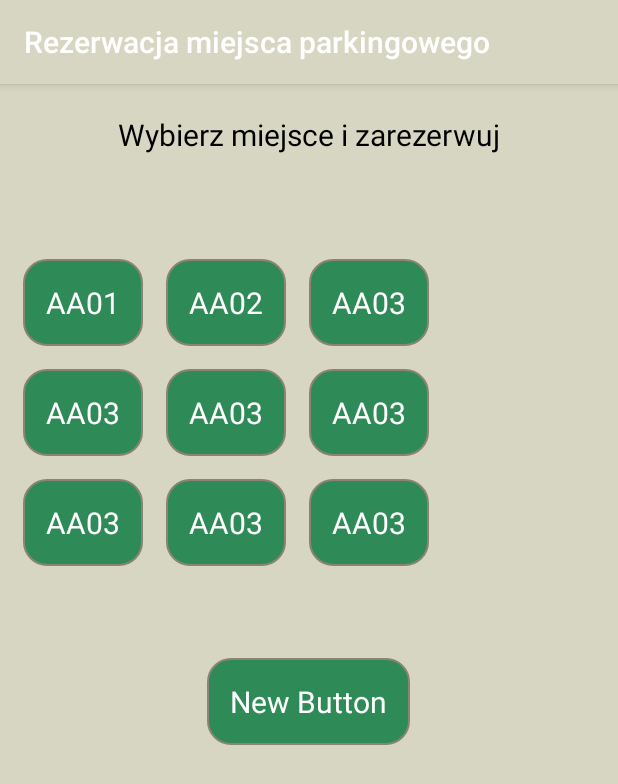
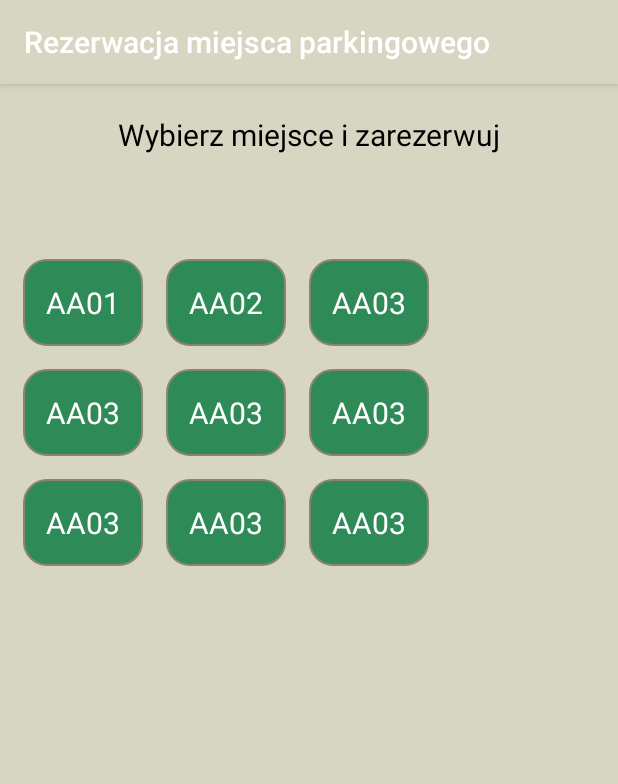
Before and after one commit to Openroads/androidMocarnyPK, an Android app: the Parking screen opened directly, with no data from a screen before it, on a phone screen of 412 x 824 dp. Shown: the top 784 px of the screen. Run offline under Robolectric (Android 15) with nearby library versions, the phone set to English and light mode, and no system bars.

Commit message:
MOCARNY PK

```diff
--- a/app/src/main/java/daren/systemwewnetrznymocarnypk/Parking.java
+++ b/app/src/main/java/daren/systemwewnetrznymocarnypk/Parking.java
@@ -29,7 +29,7 @@ public class Parking extends AppCompatActivity {
     String[] s = {"1","2","13", "34" ,"25","0", "19"};
     final String add_url ="http://192.168.1.150:8000/api/rest/v1/parkspots/66b5f696-e01c-46f0-a55f-16b393f6ea84/";
     HashMap<String,String> ars = new HashMap<String,String>();
-    Button[] button=new Button[10];
+    Button[] button=new Button[9];
     @Override
     protected void onCreate(Bundle savedInstanceState) {
         super.onCreate(savedInstanceState);
@@ -47,12 +47,11 @@ public class Parking extends AppCompatActivity {
         button[6] = ((Button) findViewById(R.id.button10));
         button[7] = ((Button) findViewById(R.id.button11));
         button[8] = ((Button) findViewById(R.id.button12));
-        button[9] = ((Button) findViewById(R.id.button13));
         int miejsca = ars.size();
 
         for(int i =0;i<button.length;i++)
         {
-            buttonListener(i,button[i]);
+            buttonListener(i+1,button[i]);
         }
 
   }
--- a/app/src/main/res/layout/parking.xml
+++ b/app/src/main/res/layout/parking.xml
@@ -88,13 +88,4 @@
 
 </GridLayout>
 
-    <Button
-        android:layout_width="wrap_content"
-        android:layout_height="wrap_content"
-        android:layout_marginTop="61dp"
-        android:text="New Button"
-        android:id="@+id/button13"
-        android:layout_below="@+id/gridLayout"
-        android:layout_centerHorizontal="true" />
-
 </RelativeLayout>
```
